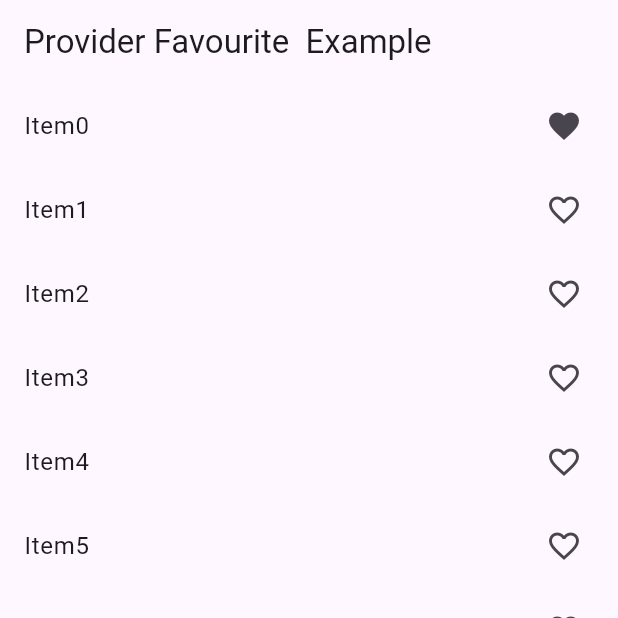
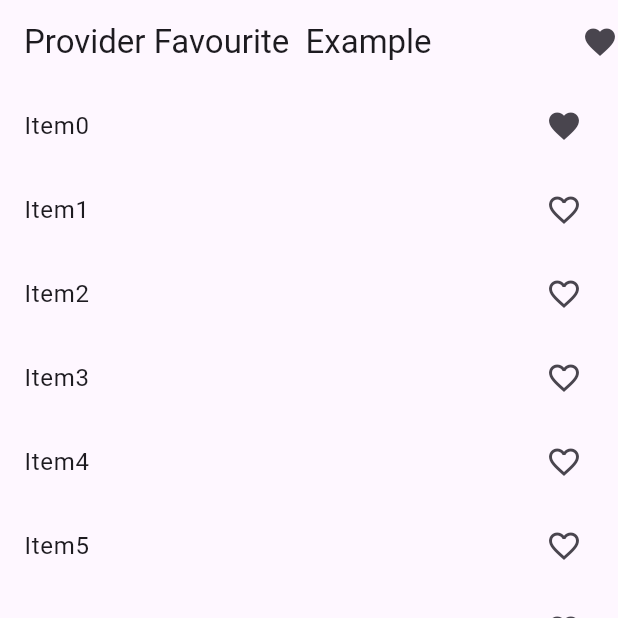
Before and after one commit to zainsh098/flutter_provider_series, a Flutter app: the screen it shows after launch, after a tap on an icon or button, on a phone screen of 412 x 824 dp, the top half of it. Run offline on Flutter 3.47's test engine with Material 2 defaults, Android fonts, the phone set to English and light mode, and no system bars.

```diff
--- a/lib/screen/Favourite.dart
+++ b/lib/screen/Favourite.dart
@@ -1,5 +1,6 @@
 import 'package:flutter/material.dart';
 import 'package:flutter_provider_series/provider/favouriteExample.dart';
+import 'package:flutter_provider_series/screen/MostFaV.dart';
 import 'package:provider/provider.dart';
 
 class FavouriteScreen extends StatefulWidget {
@@ -15,11 +16,19 @@ class _FavouriteScreenState extends State<FavouriteScreen> {
   @override
   Widget build(BuildContext context) {
 
-    final proSelect=Provider.of<FavouriteExample>(context);
+
     print('Build ');
     return Scaffold(
       appBar: AppBar(
         title: Text('Provider Favourite  Example '),
+
+        actions: [InkWell(
+            onTap: () {
+
+              Navigator.push(context, MaterialPageRoute(builder:(context) =>MostFavScreen() ,));
+            },
+
+            child: Icon(Icons.favorite))],
       ),
       body: Column(
         children: [
@@ -35,21 +44,23 @@ class _FavouriteScreenState extends State<FavouriteScreen> {
                         {
 
 
-                          proSelect.unSelected(index);
+                          value.unSelected(index);
                         }
                         else
                         {
-                          proSelect.Selected(index);
+                          value.Selected(index);
 
 
                         }
 
-                        setState(() {});
+
                       },
                       title: Text('Item' + index.toString()),
-                      trailing: proSelect.favourite.contains(index)
-                          ? Icon(Icons.favorite)
-                          : Icon(Icons.favorite_border_outlined),
+                      trailing:  Icon(value.favourite.contains(index) ? Icons.favorite : Icons.favorite_border_outlined),
+
+
+
+
                     );
 
 
```
Also changed, not shown: lib/screen/MostFaV.dart (added, +75 -0 lines).
